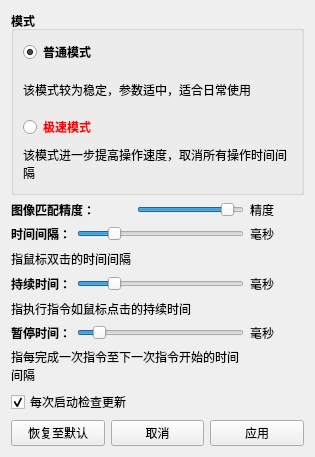
Before: the Qt Designer form 窗体/setting.ui in FsterThanLight/automatic_clicker_2, drawn with Qt 5.
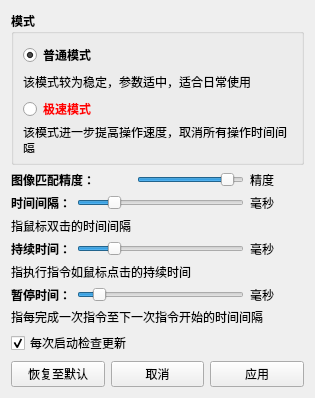
After: the same form once the commit is applied. Icons and pictures are not drawn.

Patch:
```diff
--- a/窗体/setting.ui
+++ b/窗体/setting.ui
@@ -7,9 +7,14 @@
     <x>0</x>
     <y>0</y>
     <width>315</width>
-    <height>457</height>
+    <height>356</height>
    </rect>
   </property>
+  <property name="font">
+   <font>
+    <family>微软雅黑</family>
+   </font>
+  </property>
   <property name="windowTitle">
    <string>设置</string>
   </property>
@@ -79,26 +84,6 @@
        </property>
       </widget>
      </item>
-     <item row="2" column="0" colspan="4">
-      <widget class="QLabel" name="label_11">
-       <property name="text">
-        <string>指鼠标双击的时间间隔</string>
-       </property>
-       <property name="wordWrap">
-        <bool>true</bool>
-       </property>
-      </widget>
-     </item>
-     <item row="6" column="0" colspan="4">
-      <widget class="QLabel" name="label_12">
-       <property name="text">
-        <string>指每完成一次指令至下一次指令开始的时间间隔</string>
-       </property>
-       <property name="wordWrap">
-        <bool>true</bool>
-       </property>
-      </widget>
-     </item>
      <item row="1" column="4">
       <widget class="QLabel" name="label_6">
        <property name="text">
@@ -117,6 +102,7 @@
       <widget class="QLabel" name="label_3">
        <property name="font">
         <font>
+         <family>微软雅黑</family>
          <weight>75</weight>
          <bold>true</bold>
         </font>
@@ -149,6 +135,7 @@
       <widget class="QLabel" name="label_7">
        <property name="font">
         <font>
+         <family>微软雅黑</family>
          <weight>75</weight>
          <bold>true</bold>
         </font>
@@ -162,6 +149,7 @@
       <widget class="QLabel" name="label_5">
        <property name="font">
         <font>
+         <family>微软雅黑</family>
          <weight>75</weight>
          <bold>true</bold>
         </font>
@@ -175,6 +163,7 @@
       <widget class="QLabel" name="label_9">
        <property name="font">
         <font>
+         <family>微软雅黑</family>
          <weight>75</weight>
          <bold>true</bold>
         </font>
@@ -207,19 +196,40 @@
        </property>
       </widget>
      </item>
-     <item row="4" column="0" colspan="4">
+     <item row="6" column="0" colspan="5">
+      <widget class="QLabel" name="label_12">
+       <property name="text">
+        <string>指每完成一次指令至下一次指令开始的时间间隔</string>
+       </property>
+       <property name="wordWrap">
+        <bool>true</bool>
+       </property>
+      </widget>
+     </item>
+     <item row="4" column="0" colspan="5">
       <widget class="QLabel" name="label_13">
        <property name="text">
         <string>指执行指令如鼠标点击的持续时间</string>
        </property>
       </widget>
      </item>
+     <item row="2" column="0" colspan="5">
+      <widget class="QLabel" name="label_11">
+       <property name="text">
+        <string>指鼠标双击的时间间隔</string>
+       </property>
+       <property name="wordWrap">
+        <bool>true</bool>
+       </property>
+      </widget>
+     </item>
     </layout>
    </item>
    <item row="0" column="0" colspan="3">
     <widget class="QGroupBox" name="groupBox">
      <property name="font">
       <font>
+       <family>微软雅黑</family>
        <weight>75</weight>
        <bold>true</bold>
       </font>
@@ -232,6 +242,7 @@
        <widget class="QRadioButton" name="radioButton">
         <property name="font">
          <font>
+          <family>微软雅黑</family>
           <weight>75</weight>
           <bold>true</bold>
          </font>
@@ -248,6 +259,7 @@
        <widget class="QLabel" name="label">
         <property name="font">
          <font>
+          <family>微软雅黑</family>
           <weight>50</weight>
           <bold>false</bold>
          </font>
@@ -355,6 +367,7 @@
         </property>
         <property name="font">
          <font>
+          <family>微软雅黑</family>
           <weight>75</weight>
           <bold>true</bold>
          </font>
@@ -362,12 +375,16 @@
         <property name="text">
          <string>极速模式</string>
         </property>
+        <property name="checked">
+         <bool>false</bool>
+        </property>
        </widget>
       </item>
       <item row="3" column="0">
        <widget class="QLabel" name="label_2">
         <property name="font">
          <font>
+          <family>微软雅黑</family>
           <weight>50</weight>
           <bold>false</bold>
          </font>
```
